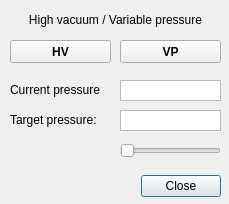
Old version of the form gui/variable_pressure_settings_dlg.ui in the repository SBEMimage/SBEMimage.
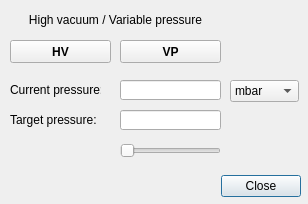
New version of the form.

Commit message: Used QT line edits and QThread for pressures, added button colours, removed sem debug code

Diff of the .ui file:
```diff
--- a/gui/variable_pressure_settings_dlg.ui
+++ b/gui/variable_pressure_settings_dlg.ui
@@ -9,7 +9,7 @@
    <rect>
     <x>0</x>
     <y>0</y>
-    <width>229</width>
+    <width>308</width>
     <height>204</height>
    </rect>
   </property>
@@ -28,7 +28,7 @@
   <widget class="QDialogButtonBox" name="buttonBox">
    <property name="geometry">
     <rect>
-     <x>140</x>
+     <x>220</x>
      <y>170</y>
      <width>81</width>
      <height>32</height>
@@ -124,25 +124,6 @@
     <enum>Qt::Horizontal</enum>
    </property>
   </widget>
-  <widget class="QPlainTextEdit" name="plainTextEdit_target">
-   <property name="geometry">
-    <rect>
-     <x>120</x>
-     <y>110</y>
-     <width>101</width>
-     <height>21</height>
-    </rect>
-   </property>
-   <property name="inputMethodHints">
-    <set>Qt::ImhNone</set>
-   </property>
-   <property name="verticalScrollBarPolicy">
-    <enum>Qt::ScrollBarAlwaysOff</enum>
-   </property>
-   <property name="horizontalScrollBarPolicy">
-    <enum>Qt::ScrollBarAlwaysOff</enum>
-   </property>
-  </widget>
   <widget class="QLabel" name="label_text_current">
    <property name="geometry">
     <rect>
@@ -156,28 +137,54 @@
     <string>Current pressure:</string>
    </property>
   </widget>
-  <widget class="QPlainTextEdit" name="plainTextEdit_current">
+  <widget class="QComboBox" name="comboBox_units">
+   <property name="geometry">
+    <rect>
+     <x>230</x>
+     <y>80</y>
+     <width>69</width>
+     <height>22</height>
+    </rect>
+   </property>
+   <item>
+    <property name="text">
+     <string>mbar</string>
+    </property>
+   </item>
+   <item>
+    <property name="text">
+     <string>Pa</string>
+    </property>
+   </item>
+   <item>
+    <property name="text">
+     <string>Torr</string>
+    </property>
+   </item>
+  </widget>
+  <widget class="QLineEdit" name="lineEdit_current">
    <property name="geometry">
     <rect>
      <x>120</x>
      <y>80</y>
      <width>101</width>
-     <height>21</height>
+     <height>20</height>
     </rect>
    </property>
-   <property name="inputMethodHints">
-    <set>Qt::ImhNone</set>
-   </property>
-   <property name="verticalScrollBarPolicy">
-    <enum>Qt::ScrollBarAlwaysOff</enum>
-   </property>
-   <property name="horizontalScrollBarPolicy">
-    <enum>Qt::ScrollBarAlwaysOff</enum>
-   </property>
    <property name="readOnly">
     <bool>true</bool>
    </property>
   </widget>
+  <widget class="QLineEdit" name="lineEdit_target">
+   <property name="geometry">
+    <rect>
+     <x>120</x>
+     <y>110</y>
+     <width>101</width>
+     <height>20</height>
+    </rect>
+   </property>
+  </widget>
  </widget>
  <resources/>
  <connections>
```
Left out of the diff: 6 changed lines with no effect on the pictures. The commit also changes 3 other files.
